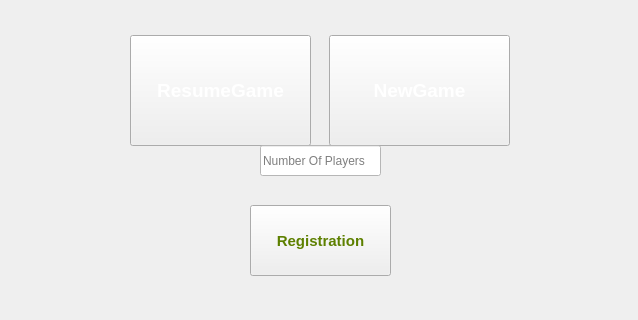
Parsazahedian/Farm_fum_1402, file mainwindow.ui: the form before one commit; both pictures show x 0 to 638 and y 185 to 505 of the 638 by 600 pixel window.
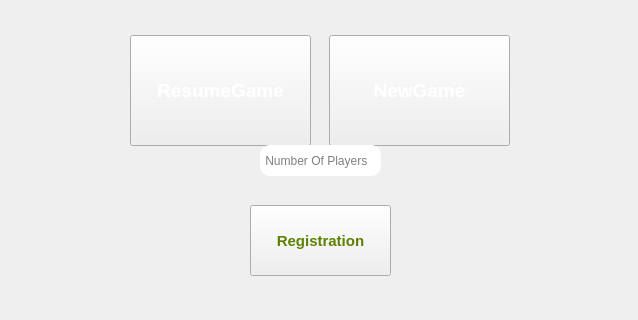
The form after the commit.

Commit message: Add_1_Animation_in_Registreation_and_add_border_radius_for_every_Widget_of_ui

Patch:
```diff
--- a/mainwindow.ui
+++ b/mainwindow.ui
@@ -98,10 +98,11 @@
      </rect>
     </property>
     <property name="styleSheet">
-     <string notr="true">background-color: rgb(255, 255, 255);</string>
+     <string notr="true">background-color: rgb(255, 255, 255);
+border-radius: 10px;</string>
     </property>
     <property name="placeholderText">
-     <string>Number Of Players</string>
+     <string> Number Of Players</string>
     </property>
    </widget>
    <widget class="QLabel" name="label">
```
Left out of the diff: 12 changed lines with no effect on the pictures. The commit also changes 2 other files.
